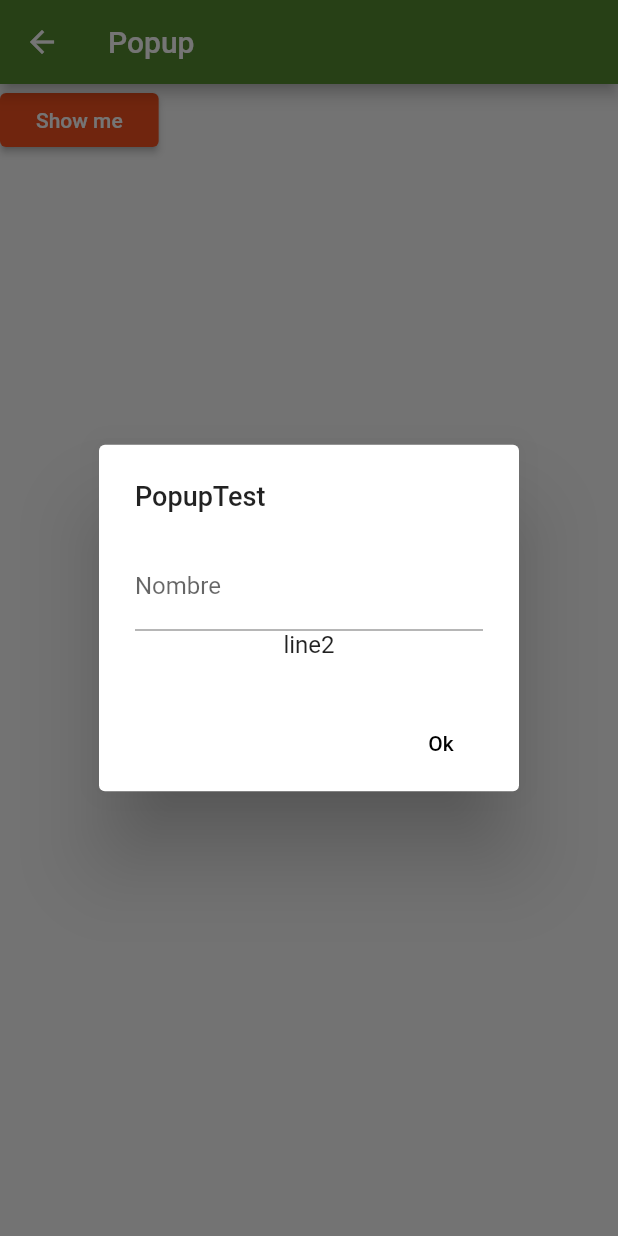
After one commit to hernan/flutter_playground, a Flutter app: the PopupScreen screen opened directly, after a tap on "Show me", on a phone screen of 412 x 824 dp. The commit adds this screen. Run offline on Flutter 3.47's test engine with Material 2 defaults, Android fonts, the phone set to English and light mode, and no system bars.

Commit message:
Add popup test screen, and fix initial problem with popup in tabs showing a form

```diff
--- /dev/null
+++ b/lib/screens/popup.dart
@@ -0,0 +1,49 @@
+import 'package:flutter/material.dart';
+
+class PopupScreen extends StatelessWidget {
+
+  _showDialog(BuildContext context) {
+    return showDialog(
+      context: context,
+      builder: (BuildContext context) {
+        return AlertDialog(
+          title: Text('PopupTest'),
+          content: SingleChildScrollView(
+            child: Column(
+              children: <Widget>[
+                TextFormField(
+                  decoration: InputDecoration(labelText: 'Nombre'),
+                ),
+                Text('line2'),
+              ],
+            ),
+          ),
+          actions: <Widget>[
+            FlatButton(
+              child: Text('Ok'),
+              onPressed: () => Navigator.pop(context, {'result': 'hi there'}),
+            )
+          ],
+        );
+      }
+    );
+  }
+
+  @override
+  Widget build(BuildContext context) {
+    return Scaffold(
+      appBar: AppBar(
+        title: Text('Popup'),
+      ),
+      body: Column(
+        crossAxisAlignment: CrossAxisAlignment.center,
+        children: <Widget>[
+          RaisedButton(
+            child: Text('Show me'),
+            onPressed: () => _showDialog(context),
+          )
+        ],
+      ),
+    );
+  }
+}
```
Also changed, not shown: lib/main.dart (+4 -3 lines), lib/screens/tabs.dart (+99 -25 lines).
